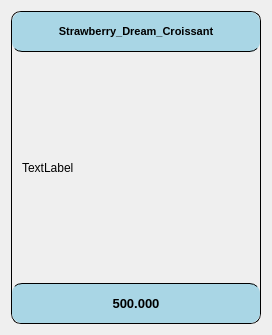
The window that UI/forms/employee/product_card.ui (yuukun123/bakery-management-system) describes before a commit, drawn with Qt 5.
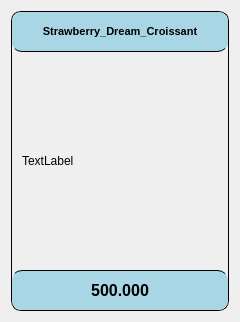
The same window after the commit.

Diff of the .ui file:
```diff
--- a/UI/forms/employee/product_card.ui
+++ b/UI/forms/employee/product_card.ui
@@ -6,8 +6,8 @@
    <rect>
     <x>0</x>
     <y>0</y>
-    <width>272</width>
-    <height>335</height>
+    <width>240</width>
+    <height>322</height>
    </rect>
   </property>
   <property name="windowTitle">
@@ -41,6 +41,12 @@
       </property>
       <item>
        <widget class="QLabel" name="product_name_label">
+        <property name="minimumSize">
+         <size>
+          <width>0</width>
+          <height>40</height>
+         </size>
+        </property>
         <property name="maximumSize">
          <size>
           <width>16777215</width>
@@ -92,6 +98,12 @@
       </item>
       <item>
        <widget class="QLabel" name="product_price_label">
+        <property name="minimumSize">
+         <size>
+          <width>0</width>
+          <height>40</height>
+         </size>
+        </property>
         <property name="maximumSize">
          <size>
           <width>16777215</width>
@@ -100,7 +112,7 @@
         </property>
         <property name="font">
          <font>
-          <pointsize>10</pointsize>
+          <pointsize>12</pointsize>
           <weight>75</weight>
           <bold>true</bold>
          </font>
```
